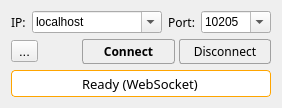
thisisHenney/DataHub, file Lib/Network/View/websocket.ui: the form before one commit.
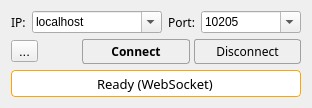
The form after the commit.

Diff of the .ui file:
```diff
--- a/Lib/Network/View/websocket.ui
+++ b/Lib/Network/View/websocket.ui
@@ -91,7 +91,7 @@
       <widget class="QComboBox" name="port_comboBox">
        <property name="minimumSize">
         <size>
-         <width>70</width>
+         <width>100</width>
          <height>0</height>
         </size>
        </property>
```
